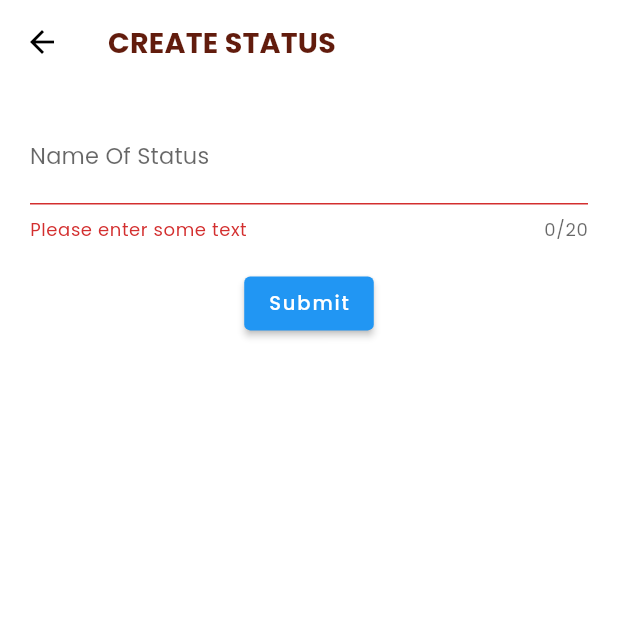
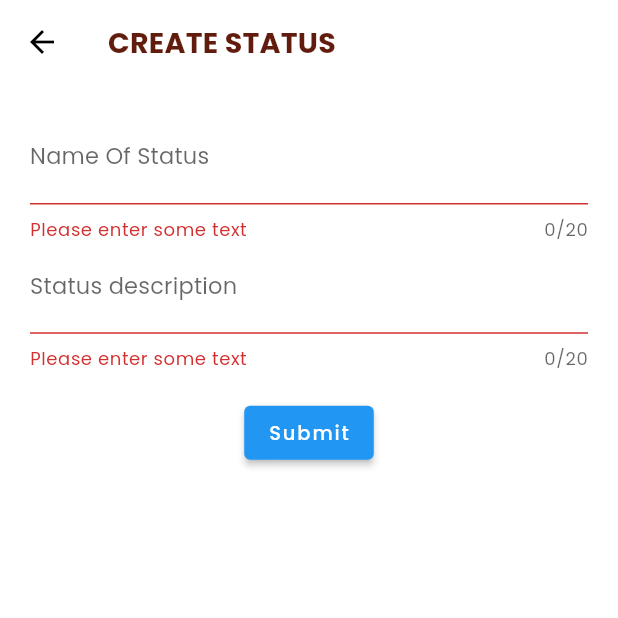
Before and after one commit to kaikoga45/myboba, a Flutter app: the CreateUpdateStatus screen opened directly, after a tap on "Submit", on a phone screen of 412 x 824 dp, the top half of it. Run offline on Flutter 3.47's test engine with Material 2 defaults, Android fonts, the phone set to English and light mode, and no system bars; our stand-ins replace cloud_firestore, firebase_auth, firebase_core, font_awesome_flutter, google_fonts, qr_flutter; missing offline and left inert: flutter_barcode_scanner; accounts and stored records are empty.

Commit message:
Adding a required function and widget for description field on status collection

```diff
--- a/lib/services/firebase/staff_firestore_helper.dart
+++ b/lib/services/firebase/staff_firestore_helper.dart
@@ -8,13 +8,16 @@ class StaffFirestoreHelper {
 
   static final firestore = FirebaseFirestore.instance;
 
-  Future<bool> createStatus(String value) async {
+  Future<bool> createStatus(
+      {@required String name, @required String description}) async {
     bool _isError = false;
 
     try {
-      await firestore
-          .collection('status')
-          .add({'name': value}).catchError((onError) {
+      await firestore.collection('status').add({
+        'name': name,
+        'description': description,
+        'timestamp': Timestamp.now()
+      }).catchError((onError) {
         throw onError;
       });
     } catch (e) {
@@ -59,6 +62,7 @@ class StaffFirestoreHelper {
   Future<bool> updateStatus(
       {@required String newStatus,
       @required String previousStatus,
+      @required String description,
       @required String docId}) async {
     bool _isError = false;
 
@@ -66,7 +70,8 @@ class StaffFirestoreHelper {
       await firestore
           .collection('status')
           .doc(docId)
-          .update({'name': newStatus}).catchError((onError) {
+          .update({'name': newStatus, 'description': description}).catchError(
+              (onError) {
         throw onError;
       });
 
--- a/lib/ui/staff/screens/status_page/create_update_status.dart
+++ b/lib/ui/staff/screens/status_page/create_update_status.dart
@@ -15,12 +15,15 @@ class CreateUpdateStatus extends StatefulWidget {
 
 class _CreateUpdateStatusState extends State<CreateUpdateStatus> {
   final _staffFirestoreHelper = StaffFirestoreHelper.instance;
-  TextEditingController _controller = TextEditingController();
+  TextEditingController _controllerName = TextEditingController();
+  TextEditingController _controllerDescription = TextEditingController();
 
   @override
   Widget build(BuildContext context) {
-    _controller.text =
+    _controllerName.text =
         widget._statusDoc == null ? '' : widget._statusDoc['name'];
+    _controllerDescription.text =
+        widget._statusDoc == null ? '' : widget._statusDoc['description'];
 
     return Scaffold(
       key: _scaffoldKey,
@@ -40,7 +43,7 @@ class _CreateUpdateStatusState extends State<CreateUpdateStatus> {
           child: Column(
             children: <Widget>[
               TextFormField(
-                controller: _controller,
+                controller: _controllerName,
                 maxLength: 20,
                 decoration: InputDecoration(
                   focusedBorder: UnderlineInputBorder(
@@ -55,26 +58,48 @@ class _CreateUpdateStatusState extends State<CreateUpdateStatus> {
                   return null;
                 },
               ),
+              TextFormField(
+                controller: _controllerDescription,
+                maxLength: 20,
+                decoration: InputDecoration(
+                  focusedBorder: UnderlineInputBorder(
+                    borderSide: BorderSide(color: Colors.blue),
+                  ),
+                  labelText: 'Status description',
+                ),
+                validator: (value) {
+                  if (value.isEmpty) {
+                    return 'Please enter some text';
+                  }
+                  return null;
+                },
+              ),
               Padding(
                 padding: const EdgeInsets.symmetric(vertical: 16.0),
                 child: ElevatedButton(
                   onPressed: () async {
                     if (_formKey.currentState.validate()) {
                       if (widget._statusDoc == null) {
-                        bool _isError = await _staffFirestoreHelper
-                            .createStatus(_controller.text);
+                        bool _isError =
+                            await _staffFirestoreHelper.createStatus(
+                                name: _controllerName.text,
+                                description: _controllerDescription.text);
+
                         _isError
                             ? _scaffoldKey.currentState.showSnackBar(SnackBar(
                                 content: Text('Failed to added data!')))
                             : _scaffoldKey.currentState.showSnackBar(SnackBar(
                                 content: Text('Data completed added!')));
-                        _controller.clear();
+
+                        _controllerName.clear();
+                        _controllerDescription.clear();
                       } else {
                         bool _isError =
                             await _staffFirestoreHelper.updateStatus(
                                 docId: widget._statusDoc.id,
                                 previousStatus: widget._statusDoc['name'],
-                                newStatus: _controller.text);
+                                newStatus: _controllerName.text,
+                                description: _controllerDescription.text);
                         _isError
                             ? _scaffoldKey.currentState.showSnackBar(SnackBar(
                                 content: Text('Failed to update data!')))
--- a/lib/ui/staff/screens/status_page/read_status.dart
+++ b/lib/ui/staff/screens/status_page/read_status.dart
@@ -53,6 +53,7 @@ class ReadStatus extends StatelessWidget {
                           ),
                         ),
                         title: Text(_status['name']),
+                        subtitle: Text(_status['description']),
                         trailing: IconButton(
                           icon: Icon(Icons.delete),
                           onPressed: () async {
```
